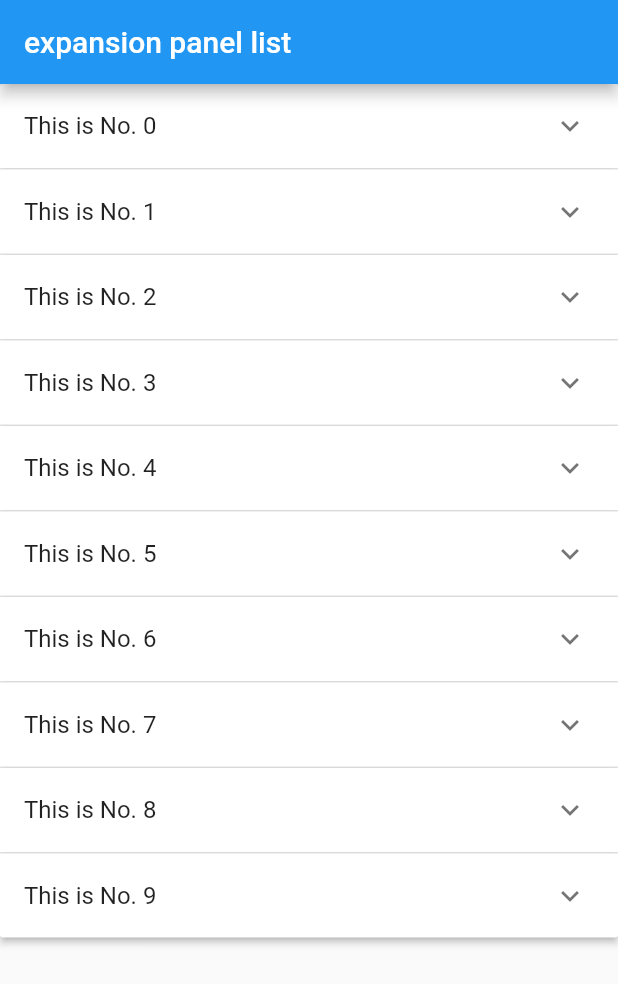
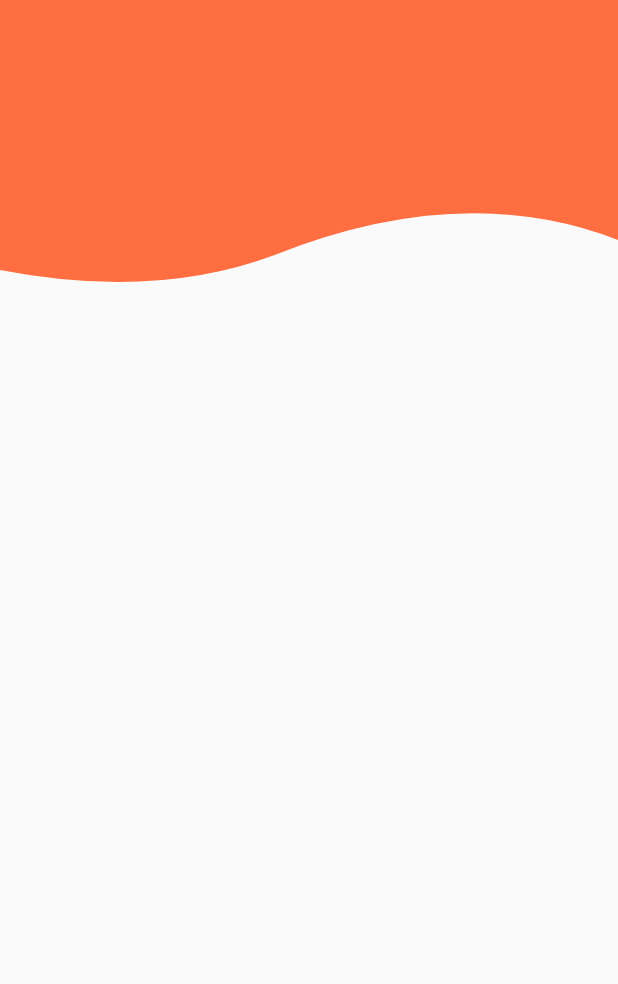
Before and after one commit to itxing666/flutter_demo2, a Flutter app: the screen it shows after launch, on a phone screen of 412 x 824 dp. Shown: the top 984 px of the screen. Run offline on Flutter 3.47's test engine with Material 2 defaults, Android fonts, the phone set to English and light mode, and no system bars.

Commit message:
贝塞尔曲线

```diff
--- /dev/null
+++ b/lib/home_page.dart
@@ -0,0 +1,76 @@
+import 'package:flutter/material.dart';
+
+class HomePage extends StatefulWidget {
+  HomePage({Key key}) : super(key: key);
+
+  @override
+  _HomePageState createState() => _HomePageState();
+}
+
+class _HomePageState extends State<HomePage> {
+  @override
+  Widget build(BuildContext context) {
+    return Scaffold(
+      body: Column(
+        children: <Widget>[
+          ClipPath(
+            clipper: BottomClipper(),
+            child: Container(
+              color: Colors.deepOrangeAccent,
+              height: 200.0,
+            ),
+          )
+        ],
+      ),
+    );
+  }
+}
+
+class BottomClipperTest extends CustomClipper<Path> {
+  @override
+  Path getClip(Size size) {
+    var path = Path();
+    path.lineTo(0, 0);
+    path.lineTo(0, size.height-30);
+    var firstControlPoint = Offset(size.width/2, size.height);
+    var firstEndPoint = Offset(size.width, size.height-30);
+    path.quadraticBezierTo(firstControlPoint.dx, firstControlPoint.dy, firstEndPoint.dx, firstEndPoint.dy);
+    path.lineTo(size.width, size.height-30);
+    path.lineTo(size.width, 0);
+    return path;
+  }
+  @override
+  bool shouldReclip(CustomClipper<Path> oldClipper) {
+    return false;
+  }
+}
+
+class BottomClipper extends CustomClipper<Path>{
+  @override
+    Path getClip(Size size) {
+      // TODO: implement getClip
+      var path = Path();
+      path.lineTo(0, size.height-20);
+      var firstControlPoint =Offset(size.width/4,size.height);
+      var firstEndPoint = Offset(size.width/2.25,size.height-30);
+
+      path.quadraticBezierTo(firstControlPoint.dx, firstControlPoint.dy, firstEndPoint.dx, firstEndPoint.dy);
+
+      var secondControlPoint = Offset(size.width/4*3,size.height-80);
+      var secondEndPoint = Offset(size.width,size.height-40);
+
+      path.quadraticBezierTo(secondControlPoint.dx, secondControlPoint.dy, secondEndPoint.dx, secondEndPoint.dy);
+
+      path.lineTo(size.width, size.height-40);
+      path.lineTo(size.width, 0);
+
+      return path;
+
+    }
+    @override
+      bool shouldReclip(CustomClipper<Path> oldClipper) {
+        // TODO: implement shouldReclip
+        return false;
+      }
+
+}
--- a/lib/main.dart
+++ b/lib/main.dart
@@ -5,6 +5,7 @@ import 'package:flutter_demo2/expansionTileDemo.dart';
 import 'package:flutter_demo2/expansion_panel_list.dart';
 import 'package:flutter_demo2/first_page.dart';
 import 'package:flutter_demo2/frosted_glass_demo.dart';
+import 'package:flutter_demo2/home_page.dart';
 import 'package:flutter_demo2/keep_alive_demo.dart';
 import 'package:flutter_demo2/search_bar_demo.dart';
 import 'package:flutter_demo2/wrap_demo.dart';
@@ -30,7 +31,7 @@ class MyApp extends StatelessWidget {
         // is not restarted.
         primarySwatch: Colors.blue,
       ),
-      home: ExpansionPanelListDemo(),
+      home: HomePage(),
     );
   }
 }
```
